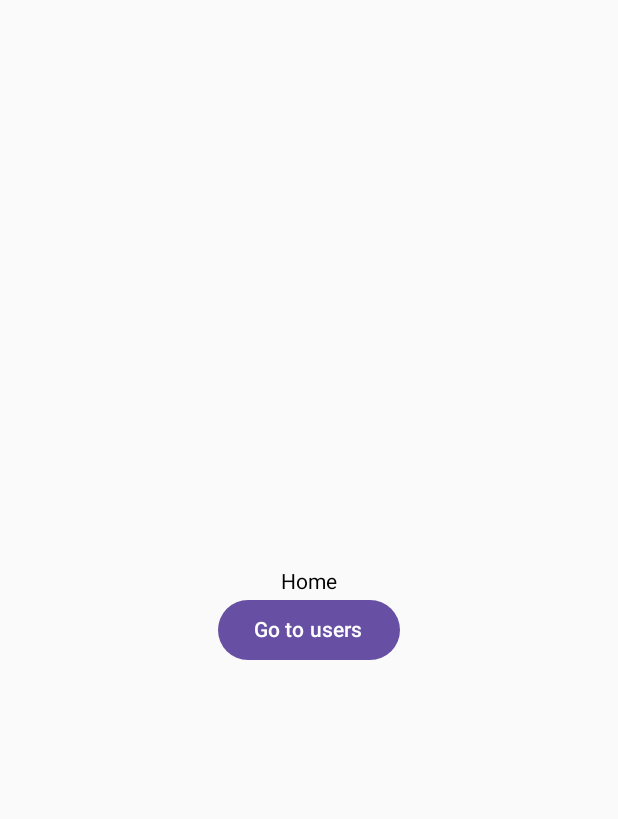
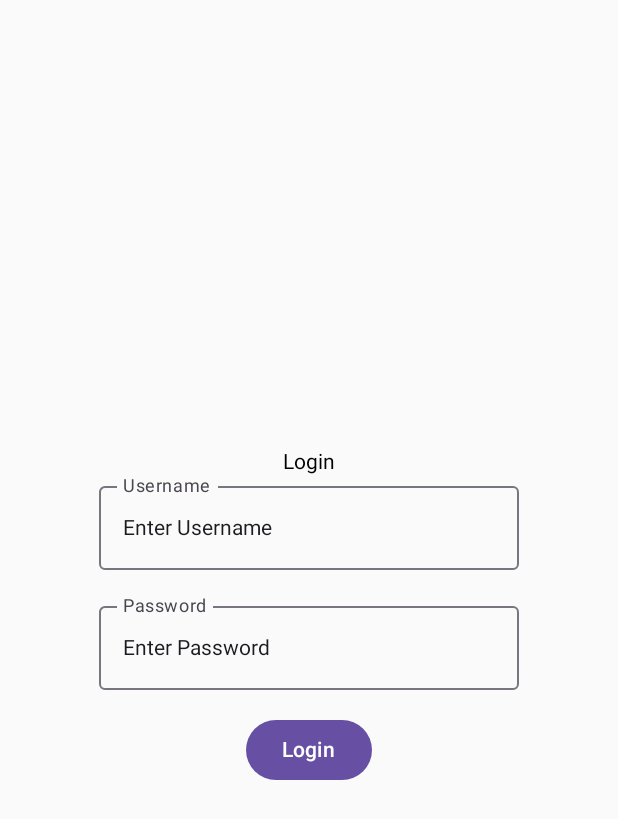
Before and after one commit to srahman30351/The-Mad-Project, an Android app built with Jetpack Compose: the screen it shows after launch (MainActivity), on a phone screen of 412 x 824 dp. Shown: the top 819 px of the screen. Run offline under Robolectric (Android 15) with nearby library versions, the phone set to English and light mode, and no system bars.

Commit message:
UI for login and home screen

```diff
--- /dev/null
+++ b/app/src/main/java/com/example/myapplication/LoginScreen.kt
@@ -0,0 +1,53 @@
+package com.example.myapplication
+import androidx.compose.foundation.layout.Arrangement
+import androidx.compose.foundation.layout.Column
+import androidx.compose.foundation.layout.Spacer
+import androidx.compose.foundation.layout.fillMaxSize
+import androidx.compose.foundation.layout.height
+import androidx.compose.material3.Button
+import androidx.compose.material3.OutlinedTextField
+import androidx.compose.material3.Text
+import androidx.compose.material3.TextField
+import androidx.compose.runtime.Composable
+import androidx.compose.runtime.getValue
+import androidx.compose.runtime.mutableStateOf
+import androidx.compose.runtime.remember
+import androidx.compose.runtime.setValue
+import androidx.compose.ui.Alignment
+import androidx.compose.ui.Modifier
+import androidx.compose.ui.unit.dp
+import androidx.navigation.NavController
+
+@Composable
+fun LoginScreen(navController: NavController){
+    var text by remember { mutableStateOf("Enter Username") }
+    var text2 by remember { mutableStateOf("Enter Password") }
+    Column(
+        Modifier.fillMaxSize(),
+        horizontalAlignment = Alignment.CenterHorizontally,
+        verticalArrangement = Arrangement.Center
+    ) {
+        Text(text = "Login")
+        OutlinedTextField(
+            value = text,
+            onValueChange = { text = it },
+            label = { Text("Username") }
+        )
+        Spacer(modifier = Modifier.height(16.dp) )
+        OutlinedTextField(
+                value = text2,
+        onValueChange = { text2 = it },
+        label = { Text("Password") }
+        )
+        Spacer(modifier = Modifier.height(16.dp) )
+
+        Button(onClick = {
+            navController.navigate("home_screen")
+        }) {
+            Text(text = "Login")
+        }
+
+
+    }
+
+}
--- a/app/src/main/java/com/example/myapplication/MainActivity.kt
+++ b/app/src/main/java/com/example/myapplication/MainActivity.kt
@@ -22,17 +22,23 @@ class MainActivity : ComponentActivity() {
         enableEdgeToEdge()
         setContent {
             val navController = rememberNavController()
-            NavHost(navController = navController, startDestination = "home_screen", builder={
-                composable("home_screen",){
+            NavHost(navController = navController, startDestination = "login_screen", builder={
+                composable("home_screen",)
+                {
                     HomeScreen(navController)
                 }
-                composable("user_screen",){
+                composable("user_screen",)
+                {
                     UserScreen(navController)
                 }
                 composable("settings_screen",)
                 {
                     SettingsScreen(navController)
                 }
+                composable("login_screen",)
+                {
+                    LoginScreen(navController)
+                }
 
             })        }
     }
--- a/app/src/main/java/com/example/myapplication/SettingsScreen.kt
+++ b/app/src/main/java/com/example/myapplication/SettingsScreen.kt
@@ -17,6 +17,11 @@ fun SettingsScreen(navController: NavController){
         verticalArrangement = Arrangement.Center
     ) {
         Text(text = "Settings")
+        Button(onClick = {
+            navController.navigate("home_screen")
+        }) {
+            Text(text = "Back to home")
+        }
 
 
     }
```
Also changed, not shown: app/src/main/java/com/example/myapplication/HomeScreen.kt (+71 -11 lines), app/src/main/res/layout/activity_main.xml (added, +42 -0 lines), app/src/main/res/drawable/ic_background.jpg (added).
